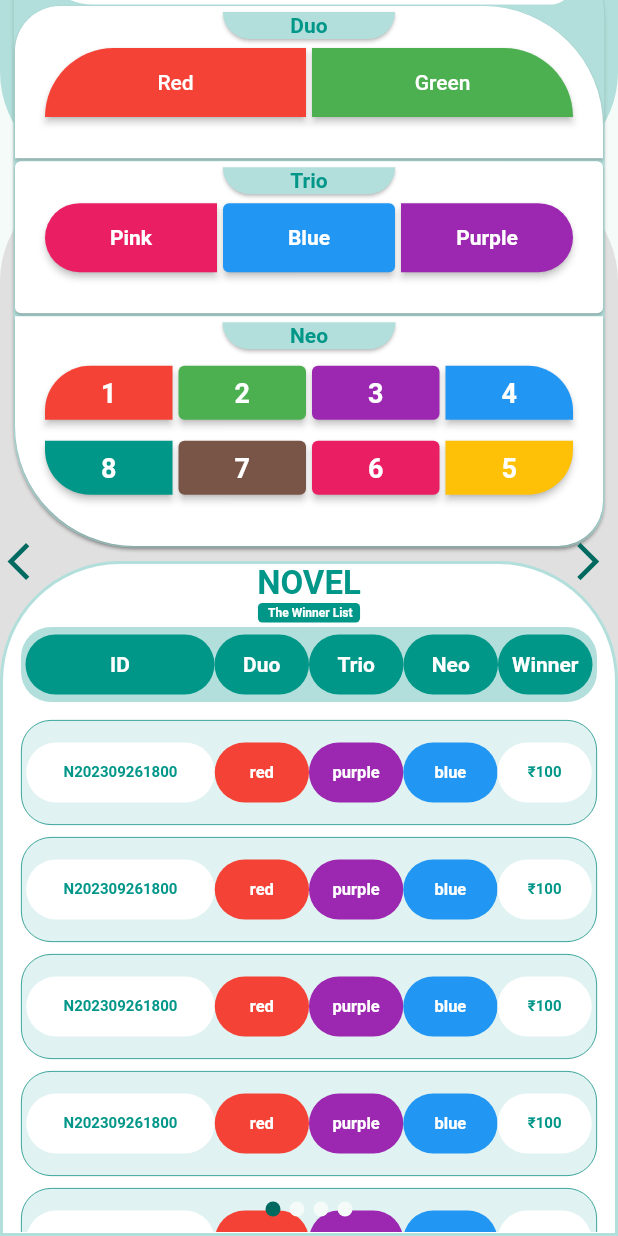
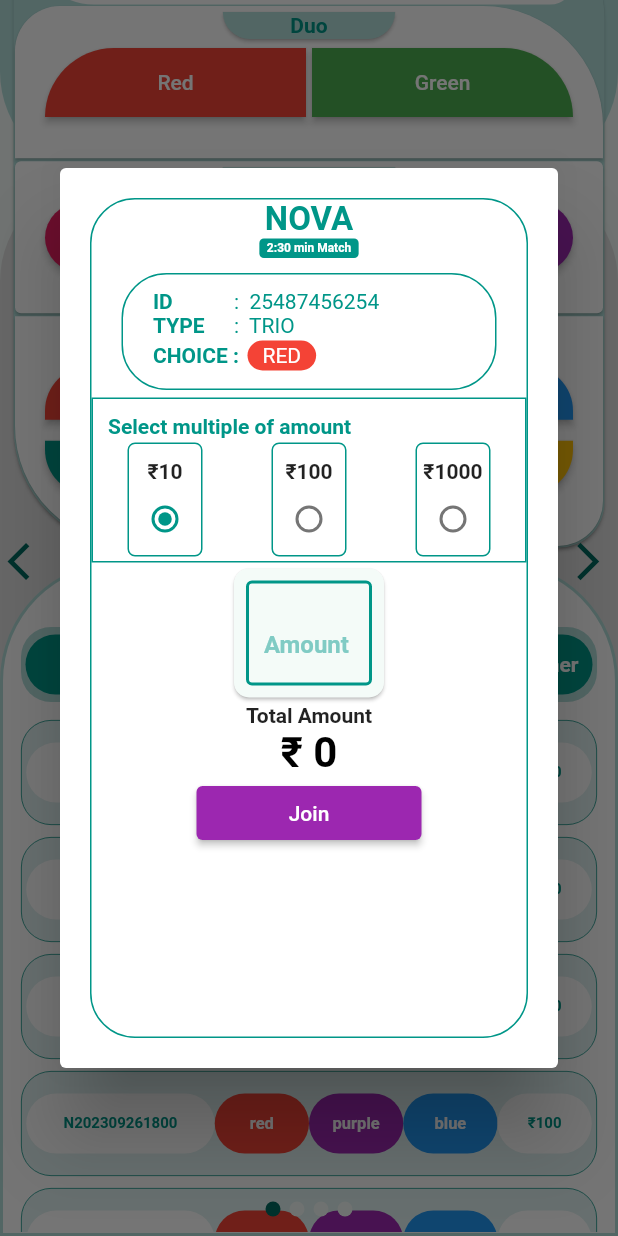
Before and after one commit to mrxamjad/GoodWill, a Flutter app: the HomeScreen screen opened directly, scrolled down 346 dp, after a tap on "Red", on a phone screen of 412 x 824 dp. Run offline on Flutter 3.47's test engine with Material 2 defaults, Android fonts, the phone set to English and light mode, and no system bars; drawn by our look-alikes of card_swiper; our stand-ins replace animated_splash_screen, firebase_auth, firebase_core, google_nav_bar, shared_preferences, velocity_x; accounts and stored records are empty.

Commit message:
Join Game Dialog added

```diff
--- a/lib/screens/HomeScreen.dart
+++ b/lib/screens/HomeScreen.dart
@@ -261,7 +261,28 @@ class _HomeScreenState extends State<HomeScreen> {
                   ),
                 ),
 
-                if (recharge) RechargeWiget(),
+                if (recharge)
+                  Stack(
+                    children: [
+                      RechargeWiget(),
+                      Positioned(
+                          top: 20,
+                          right: 40,
+                          child: IconButton(
+                              onPressed: (){
+                                recharge=!recharge;
+                                setState(() {
+
+                                });
+                              }
+
+                              ,
+                              icon: const Icon(
+                                Icons.cancel,
+                                color: Colors.red,
+                              )))
+                    ],
+                  ),
 
                 /// Game Play Design
                 SizedBox(
--- a/lib/screens/NovelGame.dart
+++ b/lib/screens/NovelGame.dart
@@ -1,4 +1,5 @@
 import 'package:flutter/material.dart';
+import 'package:good_will/widget/jionGameDialog.dart';
 import 'package:velocity_x/velocity_x.dart';
 
 import '../widget/gameNameSlogan.dart';
@@ -186,7 +187,10 @@ class _NovelGameState extends State<NovelGame> {
                                                 borderRadius: BorderRadius.only(
                                                     topLeft:
                                                         Radius.circular(80)))),
-                                        onPressed: () {},
+                                        onPressed: () {
+                                          joinGameDialog(context);
+
+                                        },
                                         child: const Text("Red")),
                                   )),
                                   Expanded(
--- /dev/null
+++ b/lib/widget/jionGameDialog.dart
@@ -0,0 +1,318 @@
+
+import 'package:flutter/material.dart';
+import 'package:good_will/backend/getColorByName.dart';
+import 'package:good_will/widget/gameNameSlogan.dart';
+import 'package:velocity_x/velocity_x.dart';
+
+joinGameDialog( BuildContext context){
+   showDialog(context: context, builder:
+   (context) {
+
+
+
+     return Dialog(
+       child: SizedBox(
+           height:600,
+           child: JoinGameWidget())
+     );
+   },);
+}
+
+
+class JoinGameWidget extends StatefulWidget {
+  const JoinGameWidget({Key? key}) : super(key: key);
+
+  @override
+  State<JoinGameWidget> createState() => _JoinGameWidgetState();
+}
+
+class _JoinGameWidgetState extends State<JoinGameWidget> {
+  int selectedOption = 10;
+  int multiple = 0;
+  TextEditingController amountMultiple = TextEditingController();
+  @override
+  Widget build(BuildContext context) {
+    return  Container(
+      margin: const EdgeInsets.all(20),
+      decoration: BoxDecoration(
+          border: Border.all(color: Colors.teal),
+          borderRadius: BorderRadius.circular(30)),
+      child: Column(
+        children: [
+          // const SizedBox(
+          //   height: 50,
+          //   child: Align(
+          //     alignment: Alignment.centerLeft,
+          //     child: Padding(
+          //       padding: EdgeInsets.only(left: 20),
+          //       child: Text(
+          //         "Game Details",
+          //         style: TextStyle(
+          //             color: Colors.teal,
+          //             fontWeight: FontWeight.bold,
+          //             fontSize: 26),
+          //       ),
+          //     ),
+          //   ),
+          // ),
+          gameNameSlogan("NOVA","2:30 min Match"),
+          Container(
+            margin: const EdgeInsets.only( left: 20, top: 10, bottom: 5, right: 20),
+            padding: const EdgeInsets.symmetric(horizontal: 20, vertical: 10),
+            alignment: Alignment.center,
+            decoration: BoxDecoration(borderRadius: BorderRadius.circular(30), border: Border.all(color: Colors.teal)),
+            child: Column(
+              mainAxisAlignment: MainAxisAlignment.center,
+              crossAxisAlignment: CrossAxisAlignment.center,
+              children: [
+                Row(
+                  mainAxisAlignment: MainAxisAlignment.start,
+                  children: const [
+                    SizedBox(
+                      width: 54,
+                        child: Text("ID", style: TextStyle( color:  Colors.teal,fontWeight:  FontWeight.bold),)),
+                    Text(":  25487456254",style:  TextStyle( color:  Colors.teal,),)
+                  ],
+                ),
+                Row(
+                  mainAxisAlignment: MainAxisAlignment.start,
+                  children: const [
+                    SizedBox(
+                        width: 54,
+                        child: Text("TYPE", style: TextStyle( color:  Colors.teal,fontWeight:  FontWeight.bold),)),
+                    Text(":  TRIO",style:  TextStyle( color:  Colors.teal,),)
+                  ],
+                ),
+                Row(
+                  mainAxisAlignment: MainAxisAlignment.start,
+                  children: [
+
+                    SizedBox(
+                        width: 60,
+                        child: Text("CHOICE :", style: TextStyle( color:  Colors.teal,fontWeight:  FontWeight.bold),)),
+                    Container(
+                      padding: const EdgeInsets.symmetric(vertical: 2, horizontal: 10),
+                        margin: const EdgeInsets.symmetric(vertical: 2, horizontal: 3),
+                      decoration: BoxDecoration(
+                          color: getColorByName("Red"),
+                        borderRadius: BorderRadius.circular(20)
+
+                      ),
+                        child: Text("RED",style:  TextStyle( color:  Colors.white,),))
+                  ],
+                )
+              ],
+
+            ),
+          ),
+          Container(
+            decoration:
+            BoxDecoration(border: Border.all(color: Colors.teal, width: 1)),
+            child: Column(
+              mainAxisAlignment: MainAxisAlignment.start,
+              crossAxisAlignment: CrossAxisAlignment.start,
+              children: [
+                const Padding(
+                  padding: EdgeInsets.only(left: 10, top: 10),
+                  child: Text(
+                    "Select multiple of amount",
+                    style: TextStyle(
+                        color: Colors.teal, fontWeight: FontWeight.bold),
+                  ),
+                ),
+                Row(
+                  mainAxisAlignment: MainAxisAlignment.spaceAround,
+                  children: <Widget>[
+                    Container(
+                      margin: const EdgeInsets.all(3),
+                      decoration: BoxDecoration(
+                        border: Border.all( width: 1, color: Colors.teal),
+                        borderRadius: BorderRadius.circular(5)
+                      ),
+                      child: Column(
+
+                        children: [
+                          const Padding(
+                            padding: EdgeInsets.only(top: 10),
+                            child: Text(
+                              '₹10',
+                              style: TextStyle(fontWeight: FontWeight.bold),
+                            ),
+                          ),
+                          Radio(
+                            value: 10,
+                            activeColor: Colors.teal,
+                            groupValue: selectedOption,
+                            onChanged: (value) {
+
+                              setState(() {
+                                selectedOption = value!;
+                                print("Seleceted value:$selectedOption");
+                              });
+                            },
+                          ),
+
+                        ],
+                      ),
+                    ),
+                    Container(
+
+                        margin: const EdgeInsets.all(3),
+                        decoration: BoxDecoration(
+                            border: Border.all( width: 1, color: Colors.teal),
+                            borderRadius: BorderRadius.circular(5)
+                        ),
+                      child: Column(
+                        children: [
+                          const Padding(
+                            padding: EdgeInsets.only(top: 10),
+                            child: Text(
+                              '₹100',
+                              style: TextStyle(fontWeight: FontWeight.bold),
+                            ),
+                          ),
+                          Radio(
+                            value: 100,
+                            activeColor: Colors.teal,
+                            groupValue: selectedOption,
+                            onChanged: (value) {
+                              setState(() {
+                                selectedOption = value!;
+                                print("Seleceted value:$selectedOption");
+                              });
+                            },
+                          ),
+
+                        ],
+                      ),
+                    ),
+                    Container(
+
+                        margin: const EdgeInsets.all(3),
+                        decoration: BoxDecoration(
+                            border: Border.all( width: 1, color: Colors.teal),
+                            borderRadius: BorderRadius.circular(5)
+                        ),
+                      child: Column(
+                        children: [
+                          const Padding(
+                            padding: EdgeInsets.only(top: 10),
+                            child: Text(
+                              '₹1000',
+                              style: TextStyle(fontWeight: FontWeight.bold),
+                            ),
+                          ),
+                          Radio(
+                            value: 1000,
+                            activeColor: Colors.teal,
+                            groupValue: selectedOption,
+                            onChanged: (value) {
+                              setState(() {
+                                selectedOption = value!;
+                                print("Seleceted value:$selectedOption");
+                              });
+                            },
+                          ),
+
+                        ],
+                      ),
+                    ),
+                  ],
+                ),
+              ],
+            ),
+          ),
+          Card(
+            shape:
+            RoundedRectangleBorder(borderRadius: BorderRadius.circular(10)),
+            child: SizedBox(
+              width: 100,
+              child: Column(
+                children: [
+
+                  Padding(
+                    padding: const EdgeInsets.all(8.0),
+                    child: TextField(
+                      style: const TextStyle(
+                          fontSize: 26, fontWeight: FontWeight.bold),
+                      controller: amountMultiple,
+                      keyboardType: TextInputType.number,
+                      decoration: InputDecoration(
+                        labelStyle: TextStyle(fontSize: 18),
+                        hintStyle:
+                        TextStyle(color: Colors.grey[400], fontSize: 8),
+                        hintText: "Amount X ₹$selectedOption",
+                        label: Text(
+                          " Amount ",
+                          style:
+                          TextStyle(color: Colors.teal[200], fontSize: 16),
+                        ),
+                        enabledBorder: const OutlineInputBorder(
+                            borderSide:
+                            BorderSide(color: Colors.teal, width: 2)),
+                        focusedBorder: const OutlineInputBorder(
+                            borderSide:
+                            BorderSide(color: Colors.teal, width: 2)),
+                      ),
+                      onChanged: (value) {
+                        try {
+                          if (value.isNotEmptyAndNotNull) {
+                            multiple = int.parse(value);
+                            setState(() {
+                              multiple = int.parse(value);
+                            });
+                          } else {
+                            setState(() {
+                              multiple = 0;
+                            });
+                          }
+                        } catch (e) {
+                          setState(() {
+                            multiple = 0;
+                          });
+                          context.showToast(
+                              msg: "Wrong value ",
+                              bgColor: Colors.red,
+                              textColor: Colors.white,
+                              position: VxToastPosition.center);
+                        }
+                      },
+                    ),
+                  ),
+                ],
+              ),
+            ),
+          ),
+          Column(children: [
+            const Text(
+              "Total Amount",
+              style: TextStyle(fontWeight: FontWeight.bold),
+            ),
+            Text(
+              "₹ ${selectedOption * multiple}",
+              style: const TextStyle(
+                  color: Colors.black,
+                  fontWeight: FontWeight.bold,
+                  fontSize: 28),
+            )
+          ]),
+          SizedBox(
+            width: 150,
+            child: ElevatedButton(
+              style: ElevatedButton.styleFrom(backgroundColor: Colors.purple),
+              onPressed: () {
+                setState(() {
+                  // DataClass.addRecharge(selectedOption * multiple);
+                  // amountMultiple.clear();
+                  // multiple=0;
+
+                });
+              },
+              child: const Text("Join"),
+            ),
+          ),
+        ],
+      ),
+    );
+  }
+}
```
Also changed, not shown: lib/screens/WalletScreen.dart (+73 -3 lines), lib/widget/rechargeWidget.dart (+14 -27 lines), lib/widget/withdrawalWidget.dart (added, +130 -0 lines).
